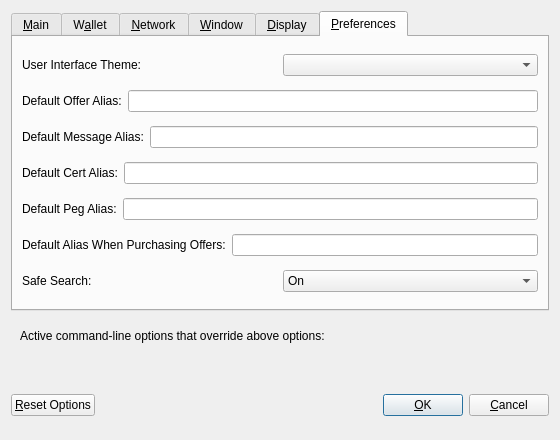
Above: src/qt/forms/optionsdialog.ui from sschepis/syscoin2 before the change. Below: the same form after it.
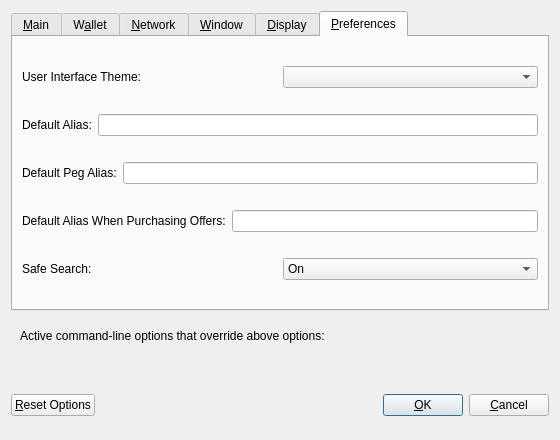
That is the form after the change. Custom widgets are drawn as their Qt base class.

Commit message: WIP list from alias

The edit to the form file:
```diff
--- a/src/qt/forms/optionsdialog.ui
+++ b/src/qt/forms/optionsdialog.ui
@@ -669,7 +669,7 @@
          <item>
           <widget class="QLabel" name="labelDefaultOffer">
            <property name="text">
-            <string>Default Offer Alias:</string>
+            <string>Default Alias:</string>
            </property>
           </widget>
          </item>
@@ -678,34 +678,6 @@
          </item>
         </layout>
        </item>
-       <item>
-        <layout class="QHBoxLayout" name="horizontalLayout_2_Pref">
-         <item>
-          <widget class="QLabel" name="labelDefaultMessage">
-           <property name="text">
-            <string>Default Message Alias:</string>
-           </property>
-          </widget>
-         </item>
-         <item>
-          <widget class="QLineEdit" name="defaultMessageAlias"/>
-         </item>
-        </layout>
-       </item>
-       <item>
-        <layout class="QHBoxLayout" name="horizontalLayout_3_Pref">
-         <item>
-          <widget class="QLabel" name="labelDefaultCert">
-           <property name="text">
-            <string>Default Cert Alias:</string>
-           </property>
-          </widget>
-         </item>
-         <item>
-          <widget class="QLineEdit" name="defaultCertAlias"/>
-         </item>
-        </layout>
-       </item>
        <item>
         <layout class="QHBoxLayout" name="horizontalLayout_4_Pref_2">
          <item>
```
Lines whose indentation alone changed are shown as unchanged. The commit also changes 15 other files.
